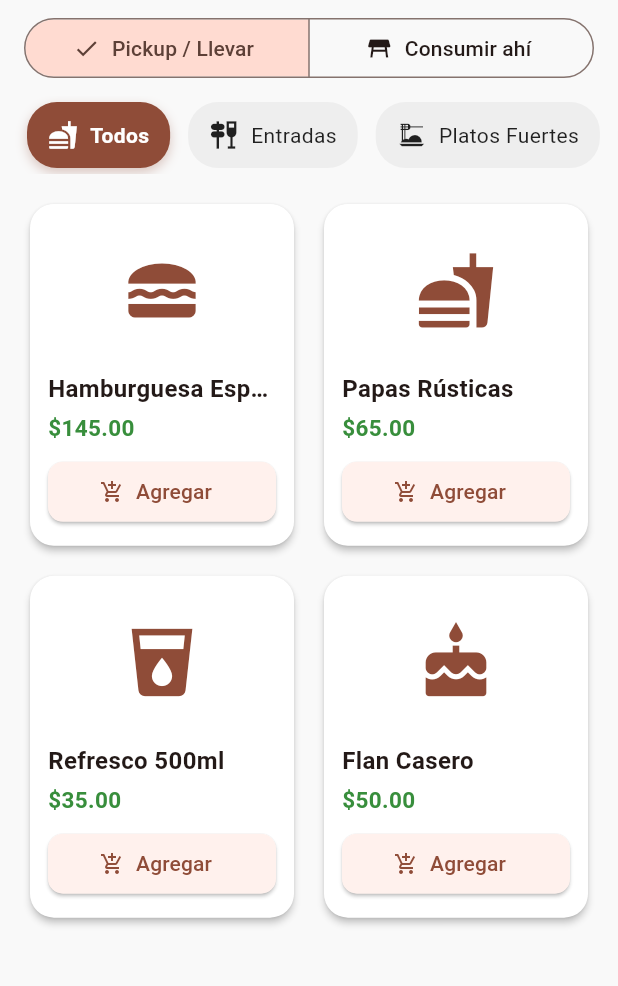
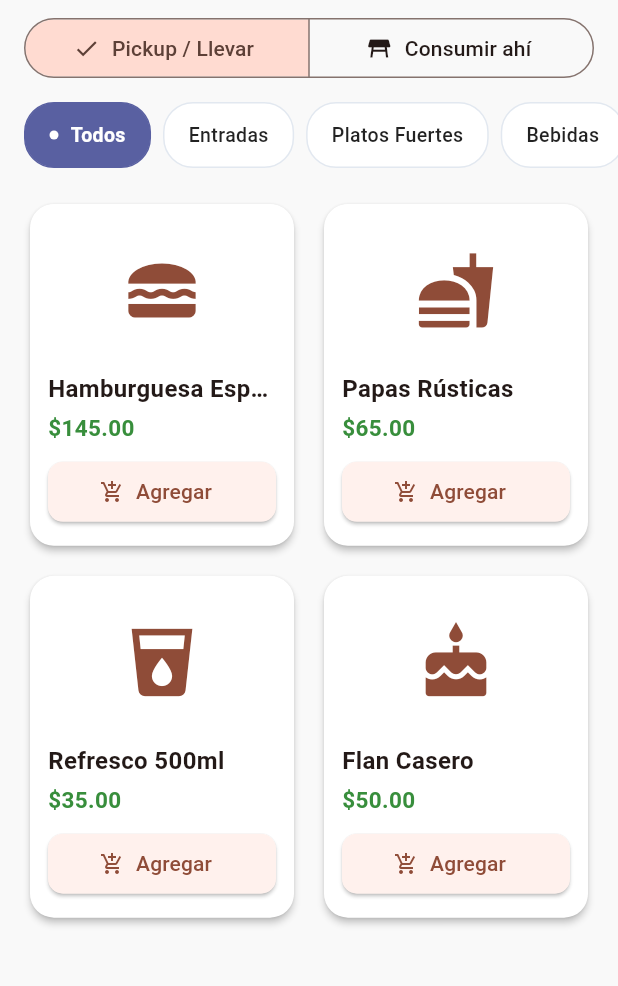
Before and after one commit to AbrilHerrera-svg/NAVI-Movil, a Flutter app: the HomeScreen screen opened directly, on a phone screen of 412 x 824 dp, the part 84-1070 px from its top. Run offline on Flutter 3.47's test engine with Material 3 defaults, Android fonts, the phone set to English and light mode, and no system bars; our stand-ins replace firebase_auth, firebase_core, flutter_dotenv, flutter_svg; accounts and stored records are empty; statements that could not run were skipped.

Commit message:
style: rediseña CategoriaItem como pastilla simple, igual al mockup

```diff
--- a/lib/widgets/categoria_item.dart
+++ b/lib/widgets/categoria_item.dart
@@ -13,41 +13,38 @@ class CategoriaItem extends StatelessWidget {
     required this.onTap,
   });
 
+  static const Color naviMorado = Color(0xFF5960A1);
+
   @override
   Widget build(BuildContext context) {
     return GestureDetector(
       onTap: onTap,
       child: AnimatedContainer(
         duration: const Duration(milliseconds: 200),
-        margin: const EdgeInsets.symmetric(horizontal: 6, vertical: 4),
-        padding: const EdgeInsets.symmetric(horizontal: 14, vertical: 8),
+        margin: const EdgeInsets.symmetric(horizontal: 4, vertical: 4),
+        padding: const EdgeInsets.symmetric(horizontal: 16, vertical: 10),
         decoration: BoxDecoration(
-          color: isSelected ? Theme.of(context).primaryColor : Colors.grey[200],
+          color: isSelected ? naviMorado : Colors.white,
           borderRadius: BorderRadius.circular(20),
-          boxShadow: isSelected
-              ? [
-                  BoxShadow(
-                    color: Theme.of(context).primaryColor.withValues(alpha: 0.3),
-                    blurRadius: 6,
-                    offset: const Offset(0, 3),
-                  ),
-                ]
-              : [],
+          border: Border.all(color: isSelected ? naviMorado : const Color(0xFFE2E8F0)),
         ),
         child: Row(
           mainAxisSize: MainAxisSize.min,
           children: [
-            Icon(
-              categoria.icono,
-              size: 20,
-              color: isSelected ? Colors.white : Colors.black87,
-            ),
-            const SizedBox(width: 8),
+            if (isSelected) ...[
+              const SizedBox(
+                width: 6,
+                height: 6,
+                child: DecoratedBox(decoration: BoxDecoration(color: Colors.white, shape: BoxShape.circle)),
+              ),
+              const SizedBox(width: 8),
+            ],
             Text(
               categoria.nombre,
               style: TextStyle(
                 color: isSelected ? Colors.white : Colors.black87,
-                fontWeight: isSelected ? FontWeight.bold : FontWeight.normal,
+                fontWeight: isSelected ? FontWeight.bold : FontWeight.w500,
+                fontSize: 13,
               ),
             ),
           ],
```
